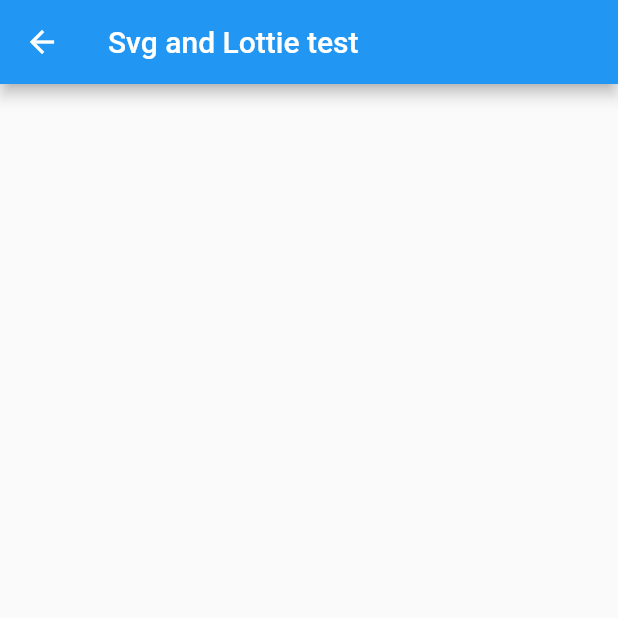
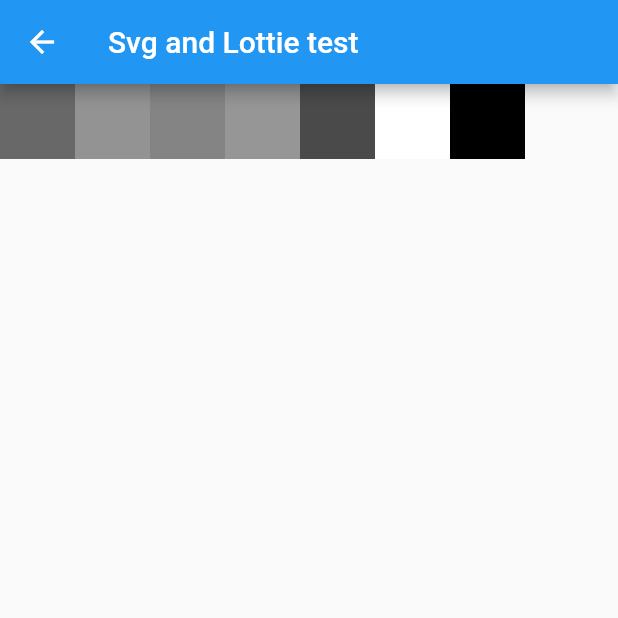
Before and after one commit to Superbius/flutter_test_app, a Flutter app: the SvgTest screen opened directly, on a phone screen of 412 x 824 dp, the top half of it. Run offline on Flutter 3.47's test engine with Material 2 defaults, Android fonts, the phone set to English and light mode, and no system bars; our stand-ins replace flutter_html, flutter_svg, lottie.

Commit message:
lottie fix

```diff
--- a/lib/drawer.dart
+++ b/lib/drawer.dart
@@ -72,9 +72,9 @@ class DrawerMainState extends State<DrawerMain> {
                 },
               ),
               ListTile(
-                selected: widget.selected == 'borders',
+                selected: widget.selected == 'svgAndottie',
                 leading: Icon(Icons.blur_circular),
-                title: Text('Borders and shadow'),
+                title: Text('Svg and lottie tests'),
                 onTap: () {
                   Navigator.pop(context);
                   Navigator.push(
--- a/lib/svgTest.dart
+++ b/lib/svgTest.dart
@@ -7,7 +7,66 @@ class SvgTest extends StatelessWidget {
       appBar: AppBar(
         title: Text('Svg and Lottie test'),
       ),
-      body: Center(
+      body: ColorFiltered(
+        colorFilter: ColorFilter.matrix(<double>[
+          0.2126, 0.7152, 0.0722, 0, 0,
+          0.2126, 0.7152, 0.0722, 0, 0,
+          0.2126, 0.7152, 0.0722, 0, 0,
+          0,      0,      0,      1, 0,
+        ]),
+        child: Row(
+          children: <Widget>[
+            SizedBox(
+                height: 50,
+                width: 50,
+                child: Container(
+                  color: Colors.red,
+                )
+            ),
+            SizedBox(
+                height: 50,
+                width: 50,
+                child: Container(
+                  color: Colors.green,
+                )
+            ),
+            SizedBox(
+                height: 50,
+                width: 50,
+                child: Container(
+                  color: Colors.blue,
+                )
+            ),
+            SizedBox(
+                height: 50,
+                width: 50,
+                child: Container(
+                  color: Colors.cyan,
+                )
+            ),
+            SizedBox(
+                height: 50,
+                width: 50,
+                child: Container(
+                  color: Colors.purple,
+                )
+            ),
+            SizedBox(
+                height: 50,
+                width: 50,
+                child: Container(
+                  color: Colors.white,
+                )
+            ),
+            SizedBox(
+                height: 50,
+                width: 50,
+                child: Container(
+                  color: Colors.black,
+                )
+            ),
+          ],
+        ),
 
       ),
     );
--- a/pubspec.yaml
+++ b/pubspec.yaml
@@ -26,7 +26,7 @@ dependencies:
 
   # My custom dependecies
   url_launcher: ^3.0.1
-  flutter_lottie: ^0.2.0
+  lottie: ^0.2.0
   liquid_swipe: ^1.3.0
   flutter_svg: ^0.17.0
   http: any
```
Also changed, not shown: lib/listTest.dart (+13 -25 lines), pubspec.lock.
